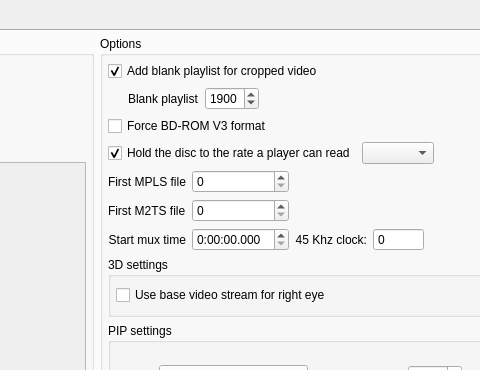
This is tsMuxerGUI/tsmuxerwindow.ui in run51/tsMuxer as Qt 5 draws it before an edit; both pictures show x 398 to 878 and y 0 to 370 of the 1020 by 910 pixel window. The edited form follows.
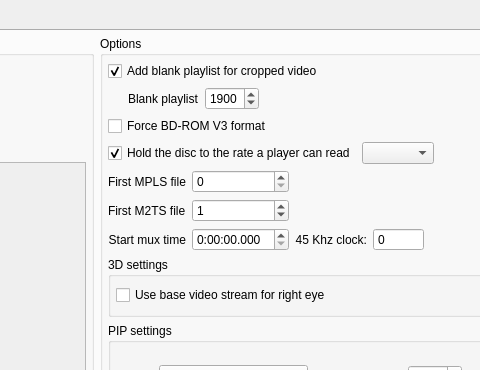
This is the edited form. The open tabs and pages were chosen to show the change. Icons and pictures are not drawn.

Commit message:
GUI: first M2TS file 1 by default
With the playlist 00000.mpls and the film 00000.m2ts, tinyMediaManager reads
the playlist of an ISO instead of the film (its UDF path loses the playlist
contents and falls back to every file sharing the biggest clip's number), so it
finds no video stream or codecs. The film is now 00001.m2ts by default; a 0
saved by an earlier version, with the playlist at 0, is moved to 1 once.

Patch:
```diff
--- a/tsMuxerGUI/tsmuxerwindow.ui
+++ b/tsMuxerGUI/tsmuxerwindow.ui
@@ -1631,6 +1631,9 @@
                <property name="maximum">
                 <number>99999</number>
                </property>
+               <property name="value">
+                <number>1</number>
+               </property>
               </widget>
              </item>
              <item row="2" column="1">
```
Left out of the diff: 3 changed lines with no effect on the pictures. The commit also changes 3 other files.
